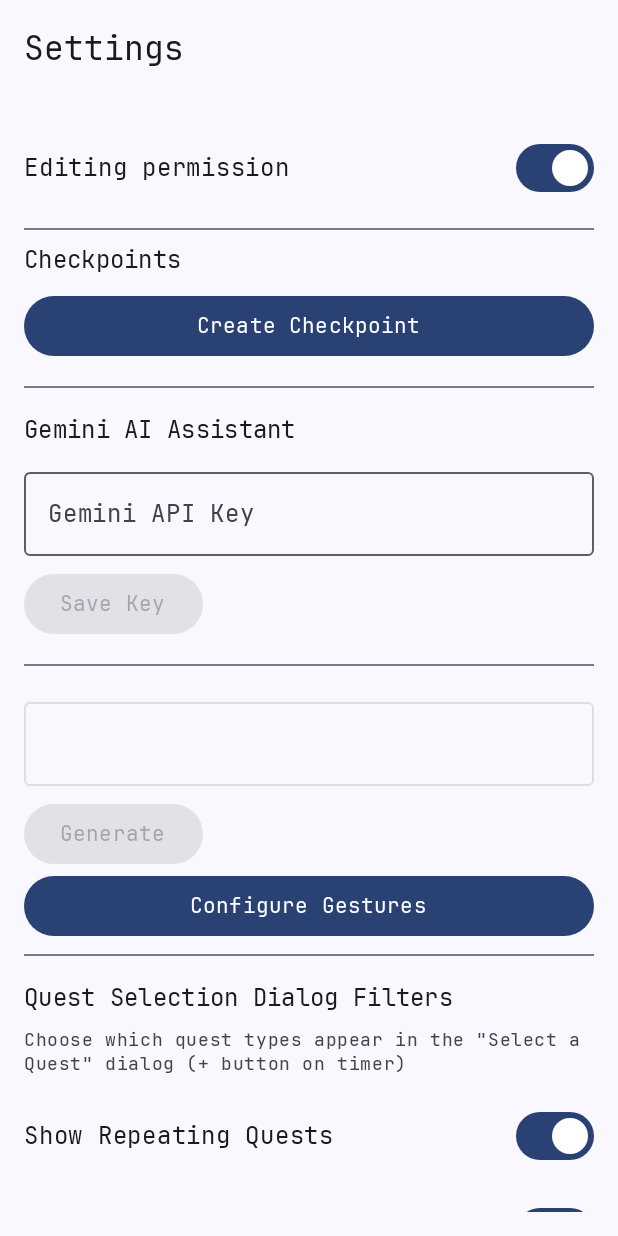
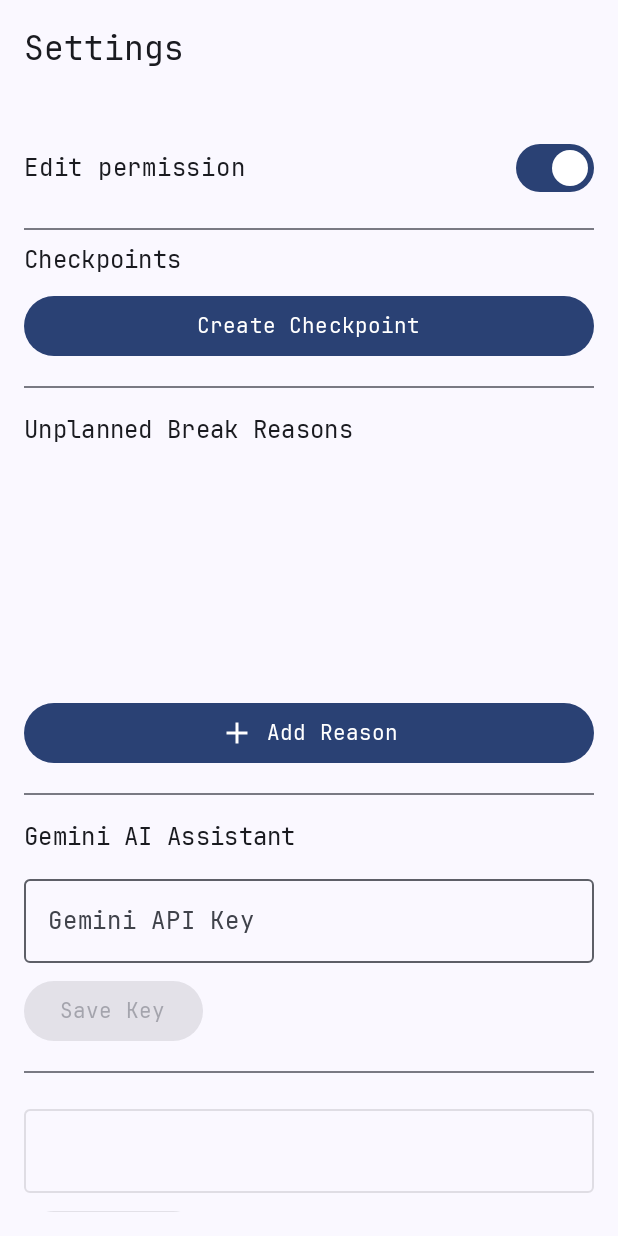
Before and after one commit to SumarDu/questphone2, an Android app built with Jetpack Compose: the composable SettingsScreen shown on its own in the app's theme, on a phone screen of 412 x 824 dp. Run offline under Robolectric (Android 15) with nearby library versions, the phone set to English and light mode, and no system bars; our stand-ins replace Room's generated code; libraries missing offline, so code that uses them is left out: io.github.jan.supabase.

Commit message:
Big Log Update

```diff
--- a/app/src/main/java/neth/iecal/questphone/data/local/AppDatabase.kt
+++ b/app/src/main/java/neth/iecal/questphone/data/local/AppDatabase.kt
@@ -7,7 +7,7 @@ import androidx.room.RoomDatabase
 import neth.iecal.questphone.data.local.AppAlias
 import neth.iecal.questphone.data.local.AppAliasDao
 
-@Database(entities = [AppAlias::class, QuestEvent::class], version = 3, exportSchema = false)
+@Database(entities = [AppAlias::class, QuestEvent::class], version = 6, exportSchema = false)
 abstract class AppDatabase : RoomDatabase() {
         abstract fun appAliasDao(): AppAliasDao
     abstract fun questEventDao(): QuestEventDao
--- a/app/src/main/java/neth/iecal/questphone/data/local/QuestEvent.kt
+++ b/app/src/main/java/neth/iecal/questphone/data/local/QuestEvent.kt
@@ -2,13 +2,13 @@ package neth.iecal.questphone.data.local
 
 import androidx.room.Entity
 import androidx.room.PrimaryKey
+import java.util.UUID
 
 @Entity(tableName = "quest_events")
 data class QuestEvent(
-    @PrimaryKey(autoGenerate = true) val id: Int = 0,
+    @PrimaryKey val id: String = UUID.randomUUID().toString(),
     val eventName: String,
     val startTime: Long,
     val endTime: Long,
-    val colorRgba: String,
     val comments: String? = null
 )
--- a/app/src/main/java/neth/iecal/questphone/data/local/QuestEventDao.kt
+++ b/app/src/main/java/neth/iecal/questphone/data/local/QuestEventDao.kt
@@ -10,13 +10,13 @@ import kotlinx.coroutines.flow.Flow
 @Dao
 interface QuestEventDao {
     @Insert(onConflict = OnConflictStrategy.REPLACE)
-    suspend fun insertEvent(event: QuestEvent): Long
+    suspend fun insertEvent(event: QuestEvent)
 
     @Update
     suspend fun updateEvent(event: QuestEvent)
 
     @Query("SELECT * FROM quest_events WHERE id = :id")
-    suspend fun getEventById(id: Int): QuestEvent?
+    suspend fun getEventById(id: String): QuestEvent?
 
     @Query("SELECT * FROM quest_events ORDER BY startTime DESC LIMIT 1")
     suspend fun getLatestEvent(): QuestEvent?
--- a/app/src/main/java/neth/iecal/questphone/data/remote/QuestEventSupabase.kt
+++ b/app/src/main/java/neth/iecal/questphone/data/remote/QuestEventSupabase.kt
@@ -4,10 +4,9 @@ import kotlinx.serialization.Serializable
 
 @Serializable
 data class QuestEventSupabase(
-    val id: Int? = null,
+    val id: String? = null,
     val event_name: String,
     val start_time: Long,
     val end_time: Long?,
-    val color_rgba: String,
     val comments: String? = null
 )
--- a/app/src/main/java/neth/iecal/questphone/data/settings/SettingsRepository.kt
+++ b/app/src/main/java/neth/iecal/questphone/data/settings/SettingsRepository.kt
@@ -9,6 +9,7 @@ import kotlinx.coroutines.withContext
 import neth.iecal.questphone.utils.CalendarSyncScheduler
 
 data class SettingsData(
+    val isEditingEnabled: Boolean = true,
     val isQuestCreationEnabled: Boolean = true,
     val isQuestDeletionEnabled: Boolean = true,
     val isItemCreationEnabled: Boolean = true,
@@ -22,7 +23,8 @@ data class SettingsData(
     // Quest filter settings for HomeScreen + dialog
     val showRepeatingQuestsInDialog: Boolean = true,
     val showClonedQuestsInDialog: Boolean = true,
-    val showOneTimeQuestsInDialog: Boolean = true
+    val showOneTimeQuestsInDialog: Boolean = true,
+    val unplannedBreakReasons: List<String> = emptyList()
 )
 
 class SettingsRepository(private val context: Context) {
@@ -84,6 +86,7 @@ class SettingsRepository(private val context: Context) {
 
     suspend fun updateEditingPermission(isEnabled: Boolean) {
         val newSettings = _settings.value.copy(
+            isEditingEnabled = isEnabled,
             isQuestCreationEnabled = isEnabled,
             isQuestDeletionEnabled = isEnabled,
             isItemCreationEnabled = isEnabled,
@@ -134,4 +137,8 @@ class SettingsRepository(private val context: Context) {
         saveSettings(newSettings)
     }
 
+    suspend fun updateUnplannedBreakReasons(reasons: List<String>) {
+        val newSettings = _settings.value.copy(unplannedBreakReasons = reasons)
+        saveSettings(newSettings)
+    }
 }
--- a/app/src/main/java/neth/iecal/questphone/ui/screens/quest/setup/components/SetBaseQuest.kt
+++ b/app/src/main/java/neth/iecal/questphone/ui/screens/quest/setup/components/SetBaseQuest.kt
@@ -82,7 +82,6 @@ fun SetBaseQuest(questInfoState: QuestInfoState, isTimeRangeSupported: Boolean =
 
     RewardSetter(questInfoState)
 
-    ColorSelector(questInfoState)
 
 }
 
--- a/app/src/main/java/neth/iecal/questphone/ui/screens/settings/SettingsScreen.kt
+++ b/app/src/main/java/neth/iecal/questphone/ui/screens/settings/SettingsScreen.kt
@@ -13,7 +13,9 @@ import androidx.compose.foundation.lazy.LazyColumn
 import androidx.compose.foundation.lazy.items
 import androidx.compose.foundation.text.KeyboardOptions
 import androidx.compose.material.icons.Icons
+import androidx.compose.material.icons.filled.Add
 import androidx.compose.material.icons.filled.Check
+import androidx.compose.material.icons.filled.Delete
 import androidx.compose.material3.AlertDialog
 import androidx.compose.material3.Button
 import androidx.compose.material3.Checkbox
@@ -63,6 +65,9 @@ import android.text.TextUtils
 import neth.iecal.questphone.receivers.AdminReceiver
 import androidx.compose.runtime.LaunchedEffect
 import androidx.compose.foundation.layout.Box
+import androidx.compose.foundation.layout.Spacer
+import androidx.compose.foundation.layout.height
+import androidx.compose.material3.IconButton
 
 @OptIn(ExperimentalMaterial3Api::class)
 @Composable
@@ -121,14 +126,9 @@ fun SettingsScreen(navController: NavController) {
         ) {
             val settings by viewModel.settings.collectAsState()
 
-            val isEditingEnabled = settings.isQuestCreationEnabled &&
-                settings.isQuestDeletionEnabled &&
-                settings.isItemCreationEnabled &&
-                settings.isItemDeletionEnabled
-
             SettingSwitch(
-                title = "Editing permission",
-                isChecked = isEditingEnabled,
+                title = "Edit permission",
+                isChecked = settings.isEditingEnabled,
                 enabled = !settings.isSettingsLocked
             ) {
                 viewModel.onEditingPermissionChanged(it)
@@ -161,6 +161,86 @@ fun SettingsScreen(navController: NavController) {
                         Toast.makeText(context, "Checkpoint created: $checkpointName", Toast.LENGTH_SHORT).show()
                     }
                 )
+            }
+
+            Divider(modifier = Modifier.padding(vertical = 16.dp))
+
+            // Unplanned Break Reasons Section
+            var showAddReasonDialog by remember { mutableStateOf(false) }
+            var newReason by remember { mutableStateOf("") }
+
+            Column {
+                Text(
+                    "Unplanned Break Reasons",
+                    style = MaterialTheme.typography.titleMedium,
+                    modifier = Modifier.padding(bottom = 8.dp)
+                )
+
+                Box(modifier = Modifier.height(150.dp)) {
+                    LazyColumn {
+                        items(settings.unplannedBreakReasons) { reason ->
+                            Row(
+                                modifier = Modifier.fillMaxWidth(),
+                                verticalAlignment = Alignment.CenterVertically,
+                                horizontalArrangement = Arrangement.SpaceBetween
+                            ) {
+                                Text(reason, modifier = Modifier.weight(1f))
+                                IconButton(onClick = {
+                                    val updatedReasons = settings.unplannedBreakReasons.toMutableList().apply {
+                                        remove(reason)
+                                    }
+                                    viewModel.updateUnplannedBreakReasons(updatedReasons)
+                                }) {
+                                    Icon(Icons.Default.Delete, contentDescription = "Delete reason")
+                                }
+                            }
+                        }
+                    }
+                }
+
+                Spacer(modifier = Modifier.height(8.dp))
+
+                Button(
+                    onClick = { showAddReasonDialog = true },
+                    modifier = Modifier.fillMaxWidth()
+                ) {
+                    Icon(Icons.Default.Add, contentDescription = "Add Reason", modifier = Modifier.padding(end = 8.dp))
+                    Text("Add Reason")
+                }
+
+                if (showAddReasonDialog) {
+                    AlertDialog(
+                        onDismissRequest = { showAddReasonDialog = false },
+                        title = { Text("Add a new reason") },
+                        text = {
+                            OutlinedTextField(
+                                value = newReason,
+                                onValueChange = { newReason = it },
+                                label = { Text("Reason") },
+                                modifier = Modifier.fillMaxWidth()
+                            )
+                        },
+                        confirmButton = {
+                            Button(onClick = {
+                                if (newReason.isNotBlank()) {
+                                    val updatedReasons = settings.unplannedBreakReasons.toMutableList().apply {
+                                        add(newReason)
+                                    }
+                                    viewModel.updateUnplannedBreakReasons(updatedReasons)
+                                    newReason = ""
+                                    showAddReasonDialog = false
+                                }
+                            }) {
+                                Text("Add")
+                            }
+                        },
+                        dismissButton = {
+                            Button(onClick = { showAddReasonDialog = false }) {
+                                Text("Cancel")
+                            }
+                        }
+                    )
+                }
             }
 
             Divider(modifier = Modifier.padding(vertical = 16.dp))
```
Also changed, not shown: app/src/main/java/neth/iecal/questphone/data/quest/CommonQuestInfo.kt (+1 -6 lines), app/src/main/java/neth/iecal/questphone/data/remote/SupabaseSyncService.kt (+16 -8 lines), app/src/main/java/neth/iecal/questphone/data/timer/TimerService.kt (+70 -27 lines), app/src/main/java/neth/iecal/questphone/ui/screens/launcher/TimerViewModel.kt (+5 -4 lines), app/src/main/java/neth/iecal/questphone/ui/screens/launcher/components/LiveTimer.kt (+37 -2 lines), app/src/main/java/neth/iecal/questphone/ui/screens/quest/ListAllQuests.kt (+9 -2 lines), app/src/main/java/neth/iecal/questphone/ui/screens/quest/ListAllQuestsViewModel.kt (+14 -8 lines), app/src/main/java/neth/iecal/questphone/ui/screens/quest/setup/components/ColorSelector.kt (deleted, +0 -71 lines), app/src/main/java/neth/iecal/questphone/ui/screens/settings/SettingsViewModel.kt (+12 -12 lines).
